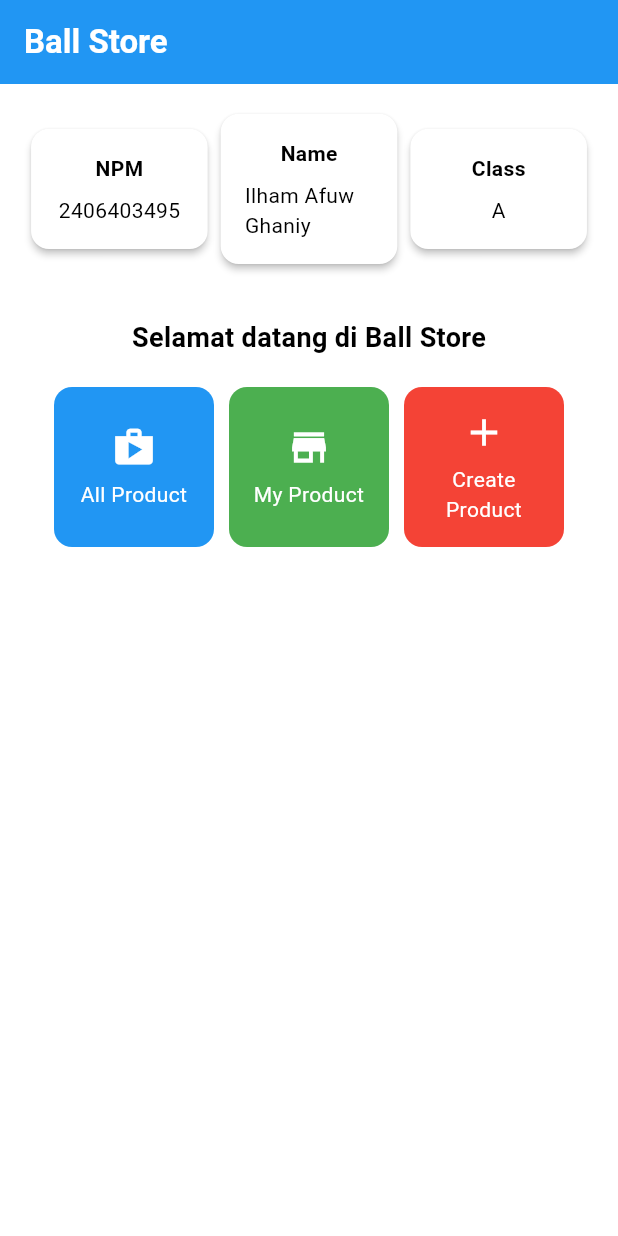
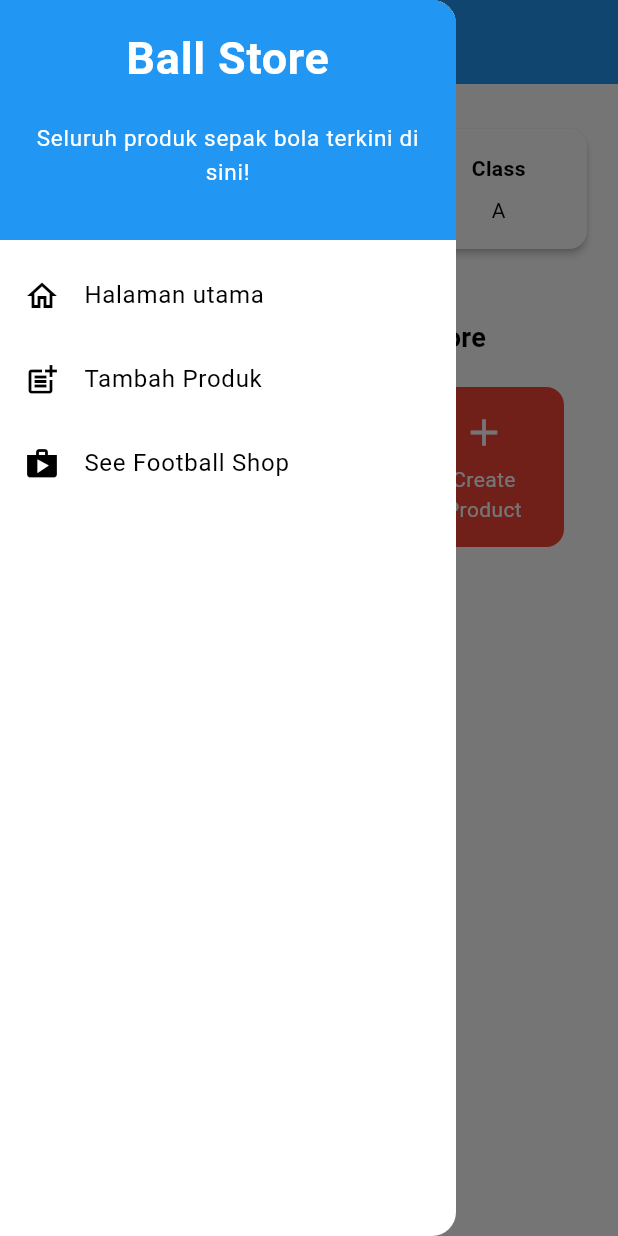
Before and after one commit to PejuangCS/ball-store, a Flutter app: the screen it shows after launch, with the side drawer open (before the commit the screen has no drawer), on a phone screen of 412 x 824 dp. Run offline on Flutter 3.47's test engine with Material 3 defaults, Android fonts, the light colour scheme and no system bars.

Commit message:
tugas 8 selesai

```diff
--- a/lib/main.dart
+++ b/lib/main.dart
@@ -1,5 +1,5 @@
 import 'package:flutter/material.dart';
-import 'package:ball_store/menu.dart';
+import 'package:ball_store/screens/menu.dart';
 
 void main() {
   runApp(const MyApp());
@@ -32,8 +32,7 @@
         colorScheme: ColorScheme.fromSwatch(primarySwatch: Colors.blue)
  .copyWith(secondary: Colors.blueAccent[400]),
       ),
-      home: MyHomePage(colorScheme: ColorScheme.fromSwatch(primarySwatch: Colors.blue)
- .copyWith(secondary: Colors.blueAccent[400])),
+      home: MyHomePage(),
     );
   }
 }
--- a/lib/menu.dart
+++ b/lib/screens/menu.dart
@@ -1,6 +1,8 @@
+import 'package:ball_store/widgets/left_drawer.dart';
+import 'package:ball_store/widgets/product_card.dart';
 import 'package:flutter/material.dart';
 class MyHomePage extends StatelessWidget {
-    MyHomePage({super.key, required ColorScheme colorScheme}); //sudah ada pada code sebelumnya
+    MyHomePage({super.key}); //sudah ada pada code sebelumnya
 
     final String nama = "Ilham Afuw Ghaniy"; //nama
     final String npm = "2406403495"; //npm
@@ -27,6 +29,7 @@
         // Warna latar belakang AppBar diambil dari skema warna tema aplikasi.
         backgroundColor: Theme.of(context).colorScheme.primary,
       ),
+      drawer: LeftDrawer(),
       // Body halaman dengan padding di sekelilingnya.
       body: Padding(
         padding: const EdgeInsets.all(16.0),
@@ -128,55 +131,3 @@
 
  ItemHomepage(this.name, this.icon,this.color);
 }
-class ItemCard extends StatelessWidget {
-  // Menampilkan kartu dengan ikon dan nama.
-
-  final ItemHomepage item;
-
-  const ItemCard(this.item, {super.key});
-
-  @override
-  Widget build(BuildContext context) {
-    return Material(
-      // Menentukan warna latar belakang dari tema aplikasi.
-      color:item.color,
-      // Membuat sudut kartu melengkung.
-      borderRadius: BorderRadius.circular(12),
-
-      child: InkWell(
-        // Aksi ketika kartu ditekan.
-        onTap: () {
-          // Menampilkan pesan SnackBar saat kartu ditekan.
-          ScaffoldMessenger.of(context)
-            ..hideCurrentSnackBar()
-            ..showSnackBar(
-              SnackBar(content: Text("Kamu telah menekan tombol ${item.name}!"))
-            );
-        },
-        // Container untuk menyimpan Icon dan Text
-        child: Container(
-          padding: const EdgeInsets.all(8),
-          child: Center(
-            child: Column(
-              // Menyusun ikon dan teks di tengah kartu.
-              mainAxisAlignment: MainAxisAlignment.center,
-              children: [
-                Icon(
-                  item.icon,
-                  color: Colors.white,
-                  size: 30.0,
-                ),
-                const Padding(padding: EdgeInsets.all(3)),
-                Text(
-                  item.name,
-                  textAlign: TextAlign.center,
-                  style: const TextStyle(color: Colors.white),
-                ),
-              ],
-            ),
-          ),
-        ),
-      ),
-    );
-  }
-}
--- /dev/null
+++ b/lib/widgets/left_drawer.dart
@@ -0,0 +1,93 @@
+import 'package:flutter/material.dart';
+import 'package:ball_store/screens/menu.dart';
+import 'package:ball_store/screens/product_form.dart';
+
+class LeftDrawer extends StatelessWidget {
+  const LeftDrawer({super.key});
+
+  @override
+  Widget build(BuildContext context) {
+    return Drawer(
+      child: ListView(
+        children: [
+          DrawerHeader(
+            decoration: BoxDecoration(
+              color: Theme.of(context).colorScheme.primary,
+            ),
+            child: const Column(
+              children: [
+                Text(
+                  'Ball Store',
+                  textAlign: TextAlign.center,
+                  style: TextStyle(
+                    fontSize: 30  ,
+                    fontWeight: FontWeight.bold,
+                    color: Colors.white,
+                  ),
+                ),
+                Padding(padding: EdgeInsets.all(10)),
+                Text(
+                  "Seluruh produk sepak bola terkini di sini!",
+                  textAlign: TextAlign.center,
+                  style: TextStyle(
+                    fontSize: 15,
+                    color: Colors.white,
+                    fontWeight: FontWeight.normal,
+                  ),
+                  // TODO: Tambahkan gaya teks dengan center alignment, font ukuran 15, warna putih, dan weight biasa
+                ),
+              ],
+            ),
+            // TODO: Bagian drawer header
+          ),
+          ListTile(
+            leading: const Icon(Icons.home_outlined),
+            title: const Text('Halaman utama'),
+            // Bagian redirection ke MyHomePage
+            onTap: () {
+              Navigator.pushReplacement(
+                  context,
+                  MaterialPageRoute(
+                    builder: (context) => MyHomePage(),
+                  ));
+            },
+          ),
+          ListTile(
+            leading: const Icon(Icons.post_add),
+            title: const Text('Tambah Produk'),
+            // Bagian redirection ke MoodEntryFormPage
+            onTap: () {
+              /*
+              TODO: Buatlah routing ke NewsFormPage di sini,
+              setelah halaman MoodEntryFormPage sudah dibuat.
+              */
+              Navigator.push(
+                context,
+                MaterialPageRoute(
+                  builder: (context) => const ProductFormPage(),
+                ),
+              );
+            },
+          ),
+          ListTile(
+            leading: const Icon(Icons.shop),
+            title: const Text('See Football Shop'),
+            // Bagian redirection ke MoodEntryFormPage
+            onTap: () {
+              /*
+              TODO: Buatlah routing ke NewsFormPage di sini,
+              setelah halaman MoodEntryFormPage sudah dibuat.
+              */
+              Navigator.push(
+                context,
+                MaterialPageRoute(
+                  builder: (context) => const ProductFormPage(),
+                ),
+              );
+            },
+          ),  // TODO: Bagian routing
+        ],
+      ),
+    );
+  }
+}
--- /dev/null
+++ b/lib/widgets/product_card.dart
@@ -0,0 +1,59 @@
+import 'package:flutter/material.dart';
+import 'package:ball_store/screens/menu.dart';
+import 'package:ball_store/screens/product_form.dart';
+class ItemCard extends StatelessWidget {
+  // Menampilkan kartu dengan ikon dan nama.
+
+  final ItemHomepage item;
+
+  const ItemCard(this.item, {super.key});
+
+  @override
+  Widget build(BuildContext context) {
+    return Material(
+      // Menentukan warna latar belakang dari tema aplikasi.
+      color:item.color,
+      // Membuat sudut kartu melengkung.
+      borderRadius: BorderRadius.circular(12),
+
+      child: InkWell(
+        // Aksi ketika kartu ditekan.
+        onTap: () {
+          // Menampilkan pesan SnackBar saat kartu ditekan.
+          ScaffoldMessenger.of(context)
+            ..hideCurrentSnackBar()
+            ..showSnackBar(
+              SnackBar(content: Text("Kamu telah menekan tombol ${item.name}!"))
+            );
+          if (item.name == "Create Product") {
+            Navigator.push(context,
+            MaterialPageRoute(builder: (context) => const ProductFormPage()));
+          }
+        },
+        // Container untuk menyimpan Icon dan Text
+        child: Container(
+          padding: const EdgeInsets.all(8),
+          child: Center(
+            child: Column(
+              // Menyusun ikon dan teks di tengah kartu.
+              mainAxisAlignment: MainAxisAlignment.center,
+              children: [
+                Icon(
+                  item.icon,
+                  color: Colors.white,
+                  size: 30.0,
+                ),
+                const Padding(padding: EdgeInsets.all(3)),
+                Text(
+                  item.name,
+                  textAlign: TextAlign.center,
+                  style: const TextStyle(color: Colors.white),
+                ),
+              ],
+            ),
+          ),
+        ),
+      ),
+    );
+  }
+}
```
Also changed, not shown: lib/screens/product_form.dart (added, +274 -0 lines), 1 other file.
